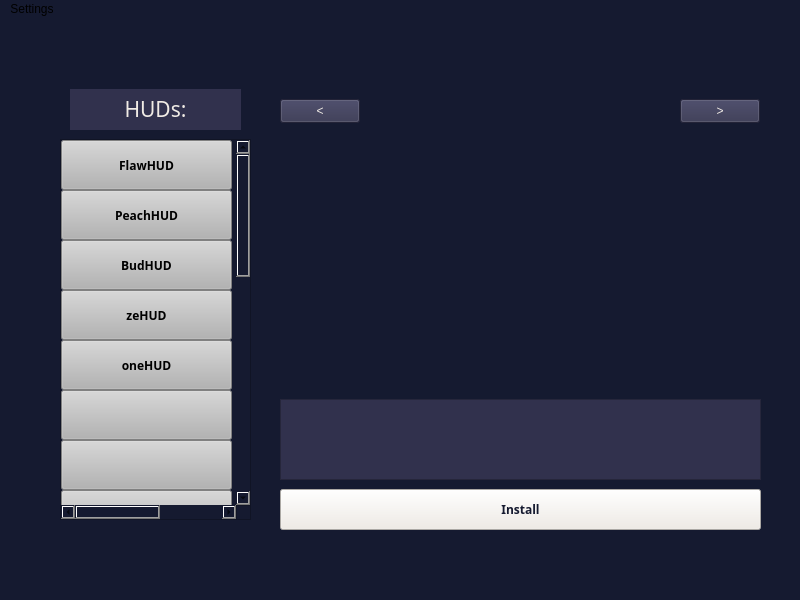
First picture: the form in mainwindow.ui, repository Croudxd/YourHUDs, before the edit.
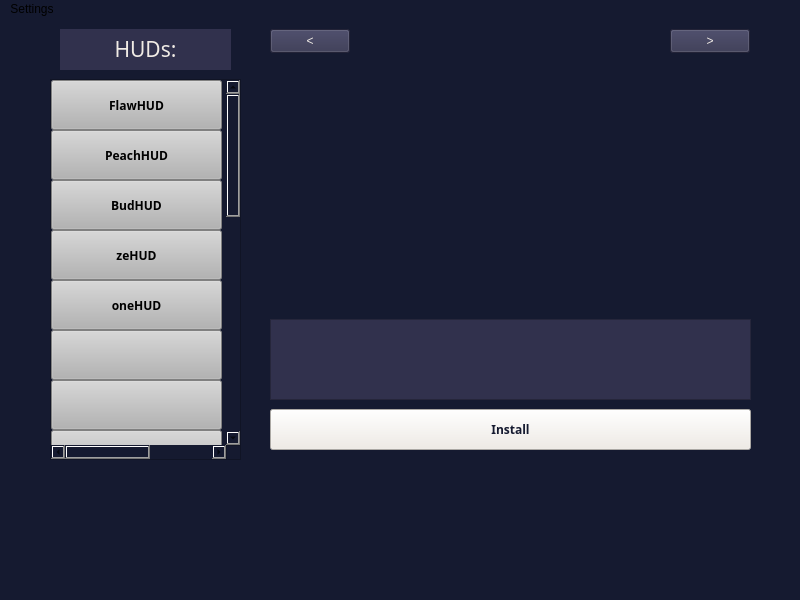
Second picture: the form after the edit.

Commit message: Modifing design slightly.

Diff of the .ui file:
```diff
--- a/mainwindow.ui
+++ b/mainwindow.ui
@@ -23,8 +23,8 @@
    <widget class="QLabel" name="label">
     <property name="geometry">
      <rect>
-      <x>70</x>
-      <y>70</y>
+      <x>60</x>
+      <y>10</y>
       <width>171</width>
       <height>41</height>
      </rect>
@@ -47,8 +47,8 @@
    <widget class="QPushButton" name="installbutton">
     <property name="geometry">
      <rect>
-      <x>280</x>
-      <y>470</y>
+      <x>270</x>
+      <y>390</y>
       <width>481</width>
       <height>41</height>
      </rect>
@@ -70,8 +70,8 @@
    <widget class="QTextBrowser" name="textBrowser">
     <property name="geometry">
      <rect>
-      <x>280</x>
-      <y>380</y>
+      <x>270</x>
+      <y>300</y>
       <width>481</width>
       <height>81</height>
      </rect>
@@ -90,8 +90,8 @@
    <widget class="QLabel" name="label_2">
     <property name="geometry">
      <rect>
-      <x>280</x>
-      <y>110</y>
+      <x>270</x>
+      <y>40</y>
       <width>481</width>
       <height>251</height>
      </rect>
@@ -121,8 +121,8 @@
    <widget class="QPushButton" name="leftImageButton">
     <property name="geometry">
      <rect>
-      <x>280</x>
-      <y>80</y>
+      <x>270</x>
+      <y>10</y>
       <width>80</width>
       <height>24</height>
      </rect>
@@ -138,8 +138,8 @@
    <widget class="QPushButton" name="rightImageButton">
     <property name="geometry">
      <rect>
-      <x>680</x>
-      <y>80</y>
+      <x>670</x>
+      <y>10</y>
       <width>80</width>
       <height>24</height>
      </rect>
@@ -155,8 +155,8 @@
    <widget class="QScrollArea" name="scrollArea">
     <property name="geometry">
      <rect>
-      <x>60</x>
-      <y>120</y>
+      <x>50</x>
+      <y>60</y>
       <width>191</width>
       <height>381</height>
      </rect>
@@ -168,7 +168,7 @@
      <property name="geometry">
       <rect>
        <x>0</x>
-       <y>-300</y>
+       <y>0</y>
        <width>300</width>
        <height>1000</height>
       </rect>
@@ -572,6 +572,16 @@
      </widget>
     </widget>
    </widget>
+   <widget class="QWidget" name="widget" native="true">
+    <property name="geometry">
+     <rect>
+      <x>270</x>
+      <y>450</y>
+      <width>491</width>
+      <height>91</height>
+     </rect>
+    </property>
+   </widget>
   </widget>
   <widget class="QMenuBar" name="menubar">
    <property name="geometry">
```
The commit also changes 7 other files.
